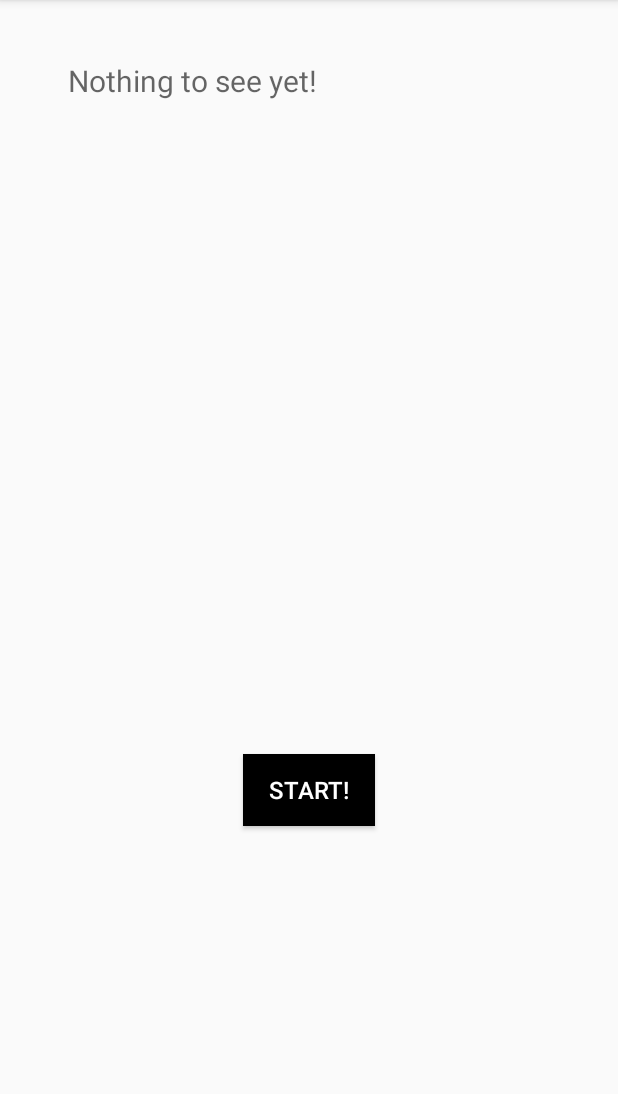
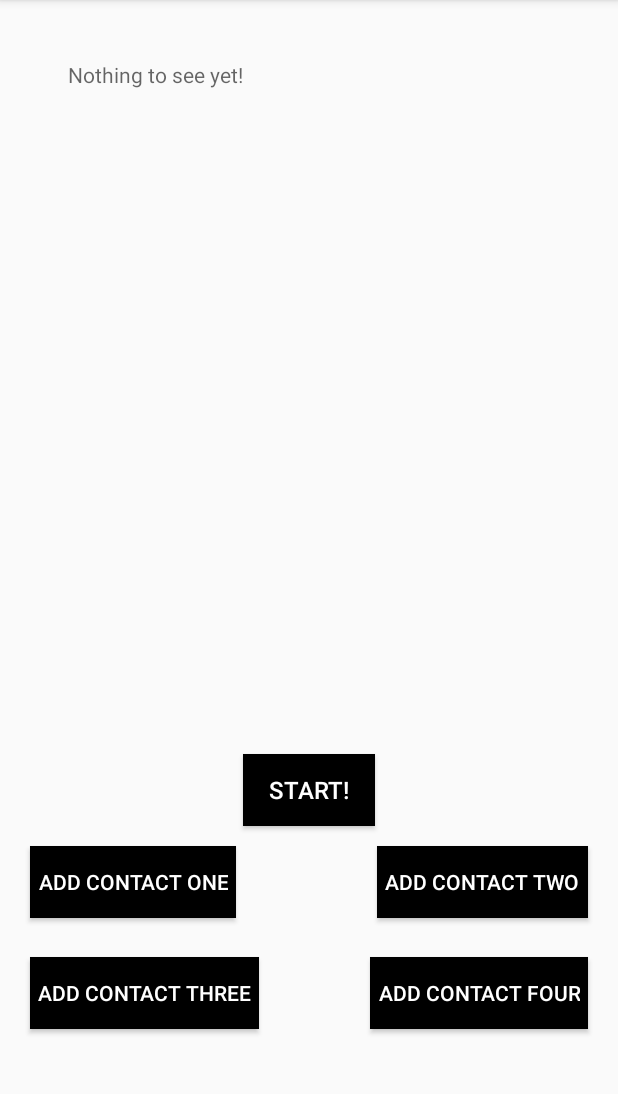
Before and after one commit to DroidSU/mBreathInternship, an Android app: the assignmentOne screen opened directly, with no data from a screen before it, on a phone screen of 412 x 824 dp, the part 84-1178 px from its top. Run offline under Robolectric (Android 15) with nearby library versions, the phone set to English and light mode, and no system bars.

Commit message:
Updated (Added adding the contacts in the phone book)

```diff
--- a/app/src/main/res/layout/activity_assignment_one.xml
+++ b/app/src/main/res/layout/activity_assignment_one.xml
@@ -18,23 +18,24 @@
         android:layout_height="wrap_content"
         android:layout_centerHorizontal="true"
         android:indeterminate="true"
-        android:visibility="invisible"/>
+        android:visibility="invisible" />
+
     <ScrollView
         android:layout_width="match_parent"
         android:layout_height="wrap_content"
         android:layout_margin="20dp">
+
         <TextView
-        android:id="@+id/tv_contact_details"
+            android:id="@+id/tv_contact_details_one"
             android:layout_width="match_parent"
             android:layout_height="wrap_content"
             android:layout_margin="20dp"
             android:layout_marginEnd="10dp"
             android:layout_marginRight="10dp"
-        android:layout_below="@+id/progressBar"
             android:hint="@string/default_text"
-        android:textColor="@color/colorPrimaryDark"
-        android:textSize="20sp"
-        android:paddingLeft="5dp"/>
+            android:paddingLeft="5dp"
+            android:textColor="@color/colorAccent"
+            android:textSize="14sp" />
     </ScrollView>
 
     <Button
@@ -48,4 +49,62 @@
         android:text="Start!"
         android:textColor="@android:color/white"
         android:textSize="16sp" />
+
+    <Button
+        android:id="@+id/btn_addFirstContact"
+        android:layout_width="wrap_content"
+        android:layout_height="wrap_content"
+        android:layout_alignParentBottom="true"
+        android:layout_marginBottom="156dp"
+        android:layout_marginLeft="20dp"
+        android:text="Add contact one"
+        android:layout_marginStart="20dp"
+        android:padding="5dp"
+        android:background="@color/colorAccent"
+        android:textColor="@android:color/white"/>
+
+    <Button
+        android:id="@+id/btn_addSecondContact"
+        android:layout_width="wrap_content"
+        android:layout_height="wrap_content"
+        android:layout_alignParentEnd="true"
+        android:layout_alignTop="@+id/btn_addFirstContact"
+        android:text="Add contact two"
+        android:layout_alignParentRight="true"
+        android:layout_marginRight="20dp"
+        android:layout_marginEnd="20dp"
+        android:padding="5dp"
+        android:background="@color/colorAccent"
+        android:textColor="@android:color/white" />
+
+
+    <Button
+        android:id="@+id/btn_addThirdContact"
+        android:layout_width="wrap_content"
+        android:layout_height="wrap_content"
+        android:layout_alignParentBottom="true"
+        android:layout_alignParentStart="true"
+        android:layout_marginBottom="82dp"
+        android:text="Add contact three"
+        android:layout_alignParentLeft="true"
+        android:layout_marginLeft="20dp"
+        android:layout_marginStart="20dp"
+        android:padding="5dp"
+        android:background="@color/colorAccent"
+        android:textColor="@android:color/white" />
+
+
+    <Button
+        android:id="@+id/btn_addFourthContact"
+        android:layout_width="wrap_content"
+        android:layout_height="wrap_content"
+        android:layout_alignParentEnd="true"
+        android:layout_alignTop="@+id/btn_addThirdContact"
+        android:text="Add contact four"
+        android:layout_alignParentRight="true"
+        android:layout_marginRight="20dp"
+        android:layout_marginEnd="20dp"
+        android:padding="5dp"
+        android:background="@color/colorAccent"
+        android:textColor="@android:color/white" />
 </RelativeLayout>
```
Also changed, not shown: app/src/main/java/com/morningstar/mbreathinternship/assignmentOne.java (+111 -4 lines). Lines whose indentation alone changed are shown as unchanged.
